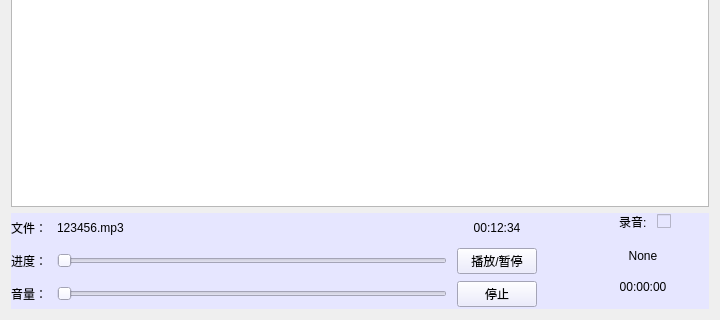
This is EasyPointer/DialogManager.ui in wlffeng2008/EasyPointer as Qt 5 draws it before an edit; both pictures show x 0 to 720 and y 160 to 480 of the 720 by 480 pixel window. The edited form follows.
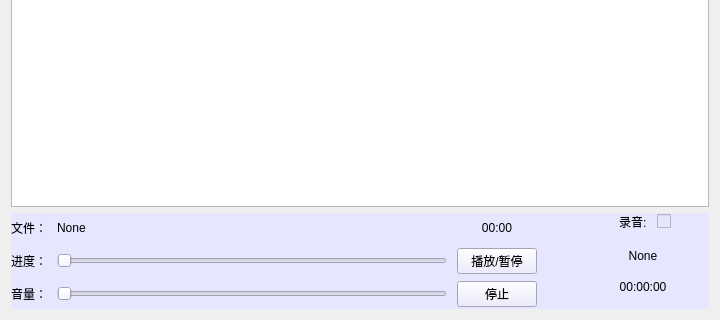
This is the edited form. Custom widgets are drawn as their Qt base class.

The edit to the form file:
```diff
--- a/EasyPointer/DialogManager.ui
+++ b/EasyPointer/DialogManager.ui
@@ -136,14 +136,14 @@
            </size>
           </property>
           <property name="text">
-           <string>123456.mp3</string>
+           <string>None</string>
           </property>
          </widget>
         </item>
         <item row="0" column="2">
          <widget class="QLabel" name="labelFileTime">
           <property name="text">
-           <string>00:12:34</string>
+           <string>00:00</string>
           </property>
           <property name="alignment">
            <set>Qt::AlignmentFlag::AlignCenter</set>
```
